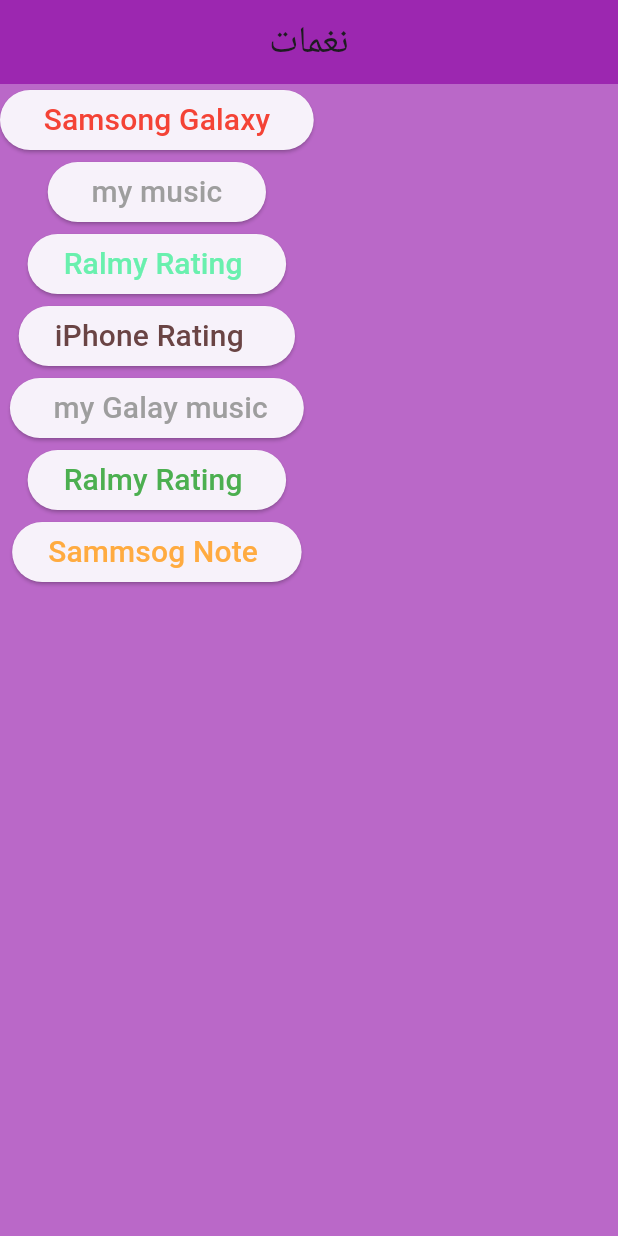
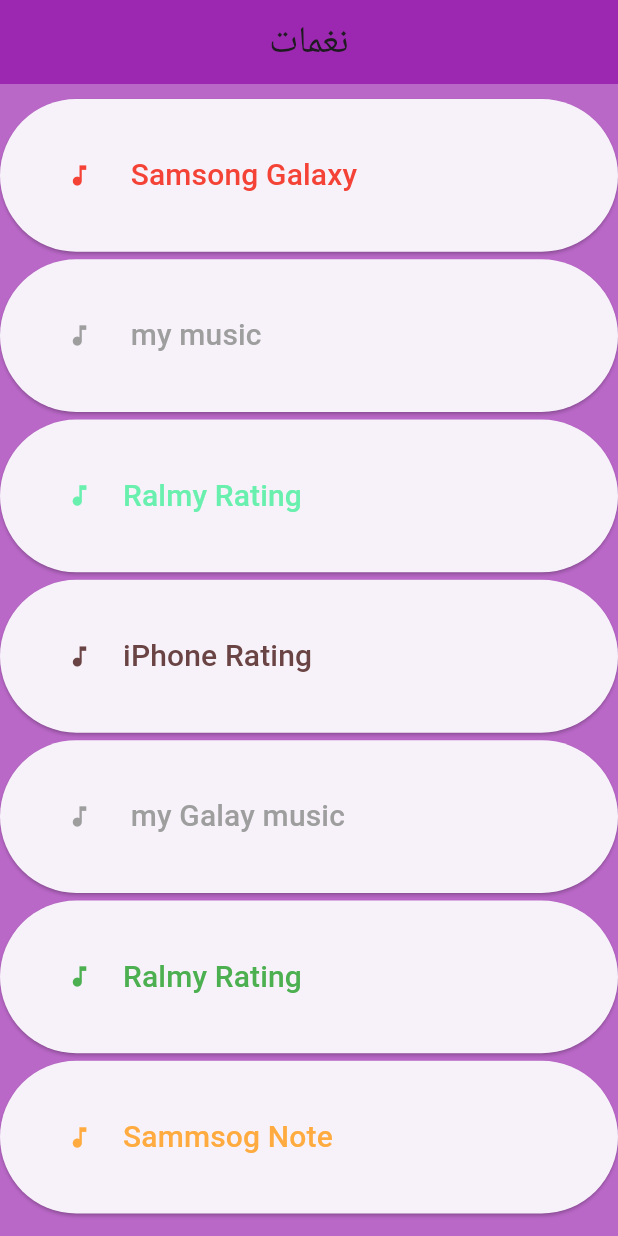
Before and after one commit to azzas7dawy/Music_App, a Flutter app: the screen it shows after launch, on a phone screen of 412 x 824 dp. Run offline on Flutter 3.47's test engine with Material 3 defaults, Android fonts, the phone set to English and light mode, and no system bars; our stand-ins replace audioplayers.

Commit message:
and nusic icon and refactor so finish simple app

```diff
--- a/lib/Views/music_view.dart
+++ b/lib/Views/music_view.dart
@@ -5,7 +5,11 @@
 
 class MusicView extends StatelessWidget {
   const MusicView({super.key});
-
+void playermusic(int nuMusic){
+   AudioCache.instance = AudioCache(prefix: '');
+  final player = AudioPlayer();
+ player.play(AssetSource('lib/Assets/assets_music-$nuMusic.mp3'));
+}
   @override
   Widget build(BuildContext context) {
     return  Scaffold(
@@ -16,8 +20,13 @@
         title: const Text("نغمات",
         style: TextStyle(fontSize: 25),),
       ),
-   body:Column(
+
+   body: Padding(
+     padding: const EdgeInsets.only(  bottom:  15.0),
+     child: Column(
+        crossAxisAlignment: CrossAxisAlignment.stretch,
       children: [
+      const SizedBox(height: 10,),
         CustomButtom(
       onPressed:(){
            AudioCache.instance = AudioCache(prefix: '');
@@ -37,6 +46,7 @@
      //     style: TextStyle(fontSize: 20,
      //     color: Colors.red)
      //     )),
+    const SizedBox(height: 5,),
        CustomButtom(
       onPressed:(){
            AudioCache.instance = AudioCache(prefix: '');
@@ -44,7 +54,7 @@
       player.play(AssetSource('lib/Assets/music-2.mp3'));
       }, text:" my music ",color: Colors.grey,
        ),
-
+       const SizedBox(height: 5,),
        CustomButtom(
       onPressed:(){
            AudioCache.instance = AudioCache(prefix: '');
@@ -52,6 +62,7 @@
       player.play(AssetSource('lib/Assets/music-3.mp3'));
       }, text:"Ralmy Rating ",color: Colors.greenAccent,
        ),
+     const SizedBox(height: 5,),
        CustomButtom(
       onPressed:(){
            AudioCache.instance = AudioCache(prefix: '');
@@ -59,6 +70,7 @@
       player.play(AssetSource('lib/Assets/music-4.mp3'));
       }, text:"iPhone Rating  ",color: const Color.fromARGB(255, 106, 68, 68),
        ),
+     const SizedBox(height: 5,),
      CustomButtom(
       onPressed:(){
            AudioCache.instance = AudioCache(prefix: '');
@@ -66,6 +78,7 @@
       player.play(AssetSource('lib/Assets/music-5.mp3'));
       }, text:" my Galay music",color: Colors.grey,
        ),
+     const SizedBox(height: 5,),
       CustomButtom(
       onPressed:(){
            AudioCache.instance = AudioCache(prefix: '');
@@ -73,6 +86,7 @@
       player.play(AssetSource('lib/Assets/music-6.mp3'));
       }, text:"Ralmy Rating ",color: Colors.green,
        ),
+     const SizedBox(height: 5,),
       CustomButtom(
       onPressed:(){
            AudioCache.instance = AudioCache(prefix: '');
@@ -81,6 +95,7 @@
       }, text:"Sammsog Note ",color: Colors.orangeAccent,
        ),
           ],
+          ),
    ));
   }
 }
--- a/lib/Widgets/custom_buttom.dart
+++ b/lib/Widgets/custom_buttom.dart
@@ -7,12 +7,25 @@
   final Color color;
   @override
   Widget build(BuildContext context) {
-    return ElevatedButton(
-      onPressed: onPressed,
-      child: Text(text,style: TextStyle(
-        fontSize: 20,
-        color: color,
-      ),),
+    return Expanded(
+      child: ElevatedButton(
+        onPressed: onPressed,
+        child: Padding(
+          padding: const EdgeInsets.only(left:  20.0),
+          child: Row(
+            crossAxisAlignment: CrossAxisAlignment.center,
+            children: [
+             Icon(Icons.music_note,color: color,),
+             SizedBox(width: 20,),
+              Text(text,style: TextStyle(
+                fontSize: 20,
+                color: color,
+              ),),
+            ],
+          ),
+        ),
+
+      ),
     );
   }
 }
```
Lines whose indentation alone changed are shown as unchanged.
